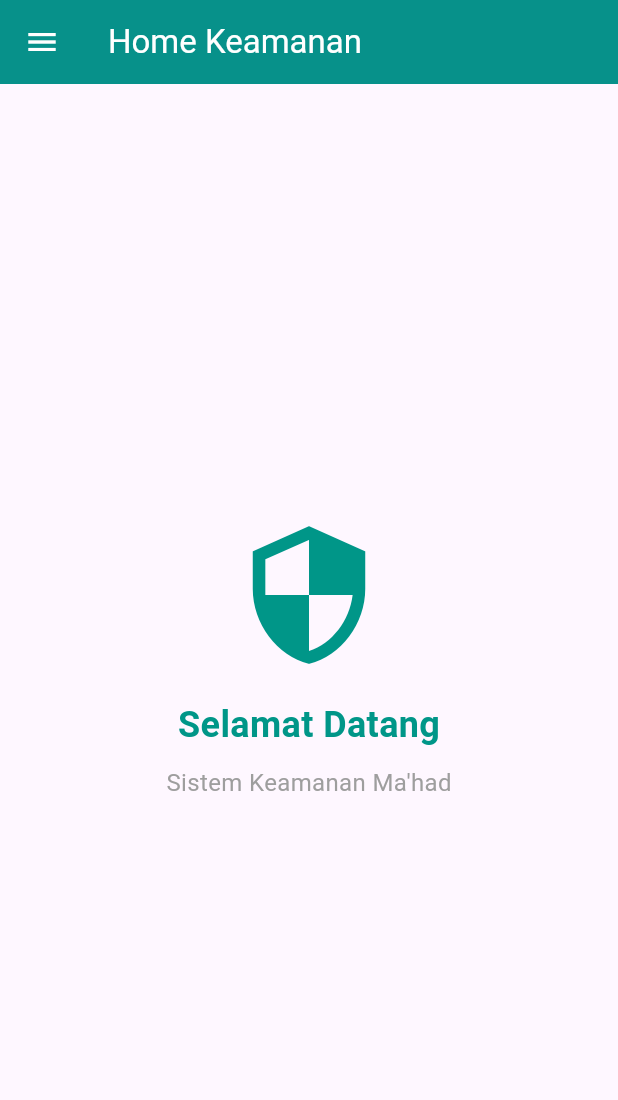
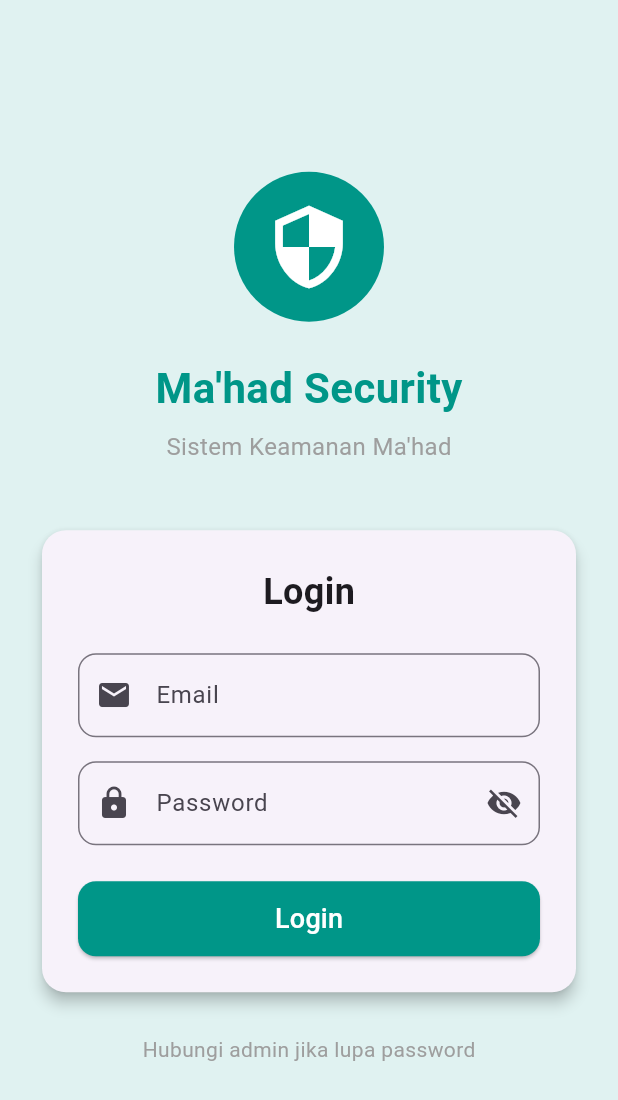
Before and after one commit to mohfarizalsholahuddinghonniuisi23/Ma-had-Security-project, a Flutter app: the screen it shows after launch, on a phone screen of 412 x 824 dp. Shown: the top 1100 px of the screen. Run offline on Flutter 3.47's test engine with Material 3 defaults, Android fonts, the phone set to English and light mode, and no system bars; our stand-ins replace cloud_firestore, firebase_auth, firebase_core; accounts and stored records are empty.

Commit message:
tambah fitur login dan logout dengan integrasi Firebase Auth

```diff
--- a/lib/main.dart
+++ b/lib/main.dart
@@ -1,7 +1,9 @@
 import 'package:flutter/material.dart';
 import 'package:firebase_core/firebase_core.dart';
+import 'package:firebase_auth/firebase_auth.dart';
 import 'package:intl/date_symbol_data_local.dart';
 import 'package:perizinan_santri/Views/HomeKeamanan.dart';
+import 'package:perizinan_santri/screens/login_screen.dart';
 import 'firebase_options.dart';
 
 void main() async {
@@ -30,13 +32,59 @@ class MyApp extends StatelessWidget {
     return MaterialApp(
       title: 'Perizinan Santri',
       theme: ThemeData(
-        primarySwatch: Colors.blue,
+        primarySwatch: Colors.teal,
         useMaterial3: true,
       ),
-      // home: const TestFirestoreScreen(),
-      // debugShowCheckedModeBanner: false,
-      home: const HomeKeamanan(),
       debugShowCheckedModeBanner: false,
+      // Gunakan StreamBuilder untuk cek status login
+      home: const AuthWrapper(),
     );
   }
 }
+
+/// AuthWrapper: Widget yang memutuskan tampilkan Login atau Home
+/// Seperti satpam di pintu yang cek: "Sudah punya kartu akses belum?"
+class AuthWrapper extends StatelessWidget {
+  const AuthWrapper({super.key});
+
+  @override
+  Widget build(BuildContext context) {
+    return StreamBuilder<User?>(
+      // Stream dari Firebase Auth yang memantau status login
+      stream: FirebaseAuth.instance.authStateChanges(),
+      builder: (context, snapshot) {
+        print('');
+        print('═══════════════════════════════════════════════════════════');
+        print('🔍 AUTH WRAPPER: Mengecek status login...');
+        print('═══════════════════════════════════════════════════════════');
+
+        // 1️⃣ Sedang loading (mengecek status)
+        if (snapshot.connectionState == ConnectionState.waiting) {
+          print('⏳ Status: Sedang mengecek...');
+          return const Scaffold(
+            body: Center(
+              child: CircularProgressIndicator(),
+            ),
+          );
+        }
+
+        // 2️⃣ Cek apakah ada user yang login
+        if (snapshot.hasData && snapshot.data != null) {
+          // Ada user yang login!
+          print('✅ Status: USER SUDAH LOGIN');
+          print('👤 Email: ${snapshot.data!.email}');
+          print('🆔 UID: ${snapshot.data!.uid}');
+          print('➡️ Menampilkan: HomeKeamanan');
+          print('═══════════════════════════════════════════════════════════');
+          return const HomeKeamanan();
+        } else {
+          // Tidak ada user yang login
+          print('❌ Status: BELUM LOGIN');
+          print('➡️ Menampilkan: LoginScreen');
+          print('═══════════════════════════════════════════════════════════');
+          return const LoginScreen();
+        }
+      },
+    );
+  }
+}
--- /dev/null
+++ b/lib/screens/login_screen.dart
@@ -0,0 +1,305 @@
+import 'package:flutter/material.dart';
+import '../services/auth_service.dart';
+import '../Views/HomeKeamanan.dart';
+
+class LoginScreen extends StatefulWidget {
+  const LoginScreen({super.key});
+
+  @override
+  State<LoginScreen> createState() => _LoginScreenState();
+}
+
+class _LoginScreenState extends State<LoginScreen> {
+  // ═══════════════════════════════════════════════════════════
+  // 📦 VARIABEL-VARIABEL YANG DIBUTUHKAN
+  // ═══════════════════════════════════════════════════════════
+
+  // Form key untuk validasi
+  final _formKey = GlobalKey<FormState>();
+
+  // Controller untuk mengambil nilai dari TextField
+  final _emailController = TextEditingController();
+  final _passwordController = TextEditingController();
+
+  // Service untuk login
+  final AuthService _authService = AuthService();
+
+  // State untuk UI
+  bool _isLoading = false; // Apakah sedang proses login?
+  bool _obscurePassword = true; // Apakah password disembunyikan?
+  String? _errorMessage; // Pesan error jika ada
+
+  // ═══════════════════════════════════════════════════════════
+  // 🗑️ DISPOSE: Bersihkan memory saat widget dihapus
+  // ═══════════════════════════════════════════════════════════
+  @override
+  void dispose() {
+    _emailController.dispose();
+    _passwordController.dispose();
+    super.dispose();
+  }
+
+  // ═══════════════════════════════════════════════════════════
+  // 🔐 FUNGSI LOGIN
+  // ═══════════════════════════════════════════════════════════
+  Future<void> _login() async {
+    // 1️⃣ Validasi form dulu
+    if (!_formKey.currentState!.validate()) {
+      return; // Stop jika form tidak valid
+    }
+
+    // 2️⃣ Set loading = true (tampilkan loading)
+    setState(() {
+      _isLoading = true;
+      _errorMessage = null;
+    });
+
+    try {
+      // 3️⃣ Panggil AuthService untuk login
+      await _authService.login(
+        email: _emailController.text.trim(),
+        password: _passwordController.text,
+      );
+
+      // 4️⃣ Jika berhasil, pindah ke HomeKeamanan
+      if (mounted) {
+        Navigator.pushReplacement(
+          context,
+          MaterialPageRoute(builder: (context) => const HomeKeamanan()),
+        );
+      }
+    } catch (e) {
+      // 5️⃣ Jika gagal, tampilkan error
+      setState(() {
+        _errorMessage = e.toString().replaceAll('Exception: ', '');
+      });
+    } finally {
+      // 6️⃣ Matikan loading
+      if (mounted) {
+        setState(() {
+          _isLoading = false;
+        });
+      }
+    }
+  }
+
+  // ═══════════════════════════════════════════════════════════
+  // 🎨 BUILD UI
+  // ═══════════════════════════════════════════════════════════
+  @override
+  Widget build(BuildContext context) {
+    return Scaffold(
+      backgroundColor: Colors.teal.shade50,
+      body: SafeArea(
+        child: Center(
+          child: SingleChildScrollView(
+            padding: const EdgeInsets.all(24.0),
+            child: Form(
+              key: _formKey,
+              child: Column(
+                mainAxisAlignment: MainAxisAlignment.center,
+                children: [
+                  // ══════════════════════════════════════════
+                  // 🔒 ICON & JUDUL
+                  // ══════════════════════════════════════════
+                  Container(
+                    padding: const EdgeInsets.all(20),
+                    decoration: BoxDecoration(
+                      color: Colors.teal,
+                      shape: BoxShape.circle,
+                    ),
+                    child: const Icon(
+                      Icons.security,
+                      size: 60,
+                      color: Colors.white,
+                    ),
+                  ),
+                  const SizedBox(height: 24),
+
+                  const Text(
+                    'Ma\'had Security',
+                    style: TextStyle(
+                      fontSize: 28,
+                      fontWeight: FontWeight.bold,
+                      color: Colors.teal,
+                    ),
+                  ),
+                  const SizedBox(height: 8),
+
+                  const Text(
+                    'Sistem Keamanan Ma\'had',
+                    style: TextStyle(
+                      fontSize: 16,
+                      color: Colors.grey,
+                    ),
+                  ),
+                  const SizedBox(height: 40),
+
+                  // ══════════════════════════════════════════
+                  // 📋 CARD FORM LOGIN
+                  // ══════════════════════════════════════════
+                  Card(
+                    elevation: 4,
+                    shape: RoundedRectangleBorder(
+                      borderRadius: BorderRadius.circular(16),
+                    ),
+                    child: Padding(
+                      padding: const EdgeInsets.all(24.0),
+                      child: Column(
+                        children: [
+                          const Text(
+                            'Login',
+                            style: TextStyle(
+                              fontSize: 24,
+                              fontWeight: FontWeight.bold,
+                            ),
+                          ),
+                          const SizedBox(height: 24),
+
+                          // ══════════════════════════════════
+                          // 📧 INPUT EMAIL
+                          // ══════════════════════════════════
+                          TextFormField(
+                            controller: _emailController,
+                            keyboardType: TextInputType.emailAddress,
+                            decoration: InputDecoration(
+                              labelText: 'Email',
+                              prefixIcon: const Icon(Icons.email),
+                              border: OutlineInputBorder(
+                                borderRadius: BorderRadius.circular(12),
+                              ),
+                            ),
+                            validator: (value) {
+                              if (value == null || value.trim().isEmpty) {
+                                return 'Email tidak boleh kosong';
+                              }
+                              // Cek format email sederhana
+                              if (!value.contains('@')) {
+                                return 'Format email tidak valid';
+                              }
+                              return null;
+                            },
+                          ),
+                          const SizedBox(height: 16),
+
+                          // ══════════════════════════════════
+                          // 🔑 INPUT PASSWORD
+                          // ══════════════════════════════════
+                          TextFormField(
+                            controller: _passwordController,
+                            obscureText: _obscurePassword,
+                            decoration: InputDecoration(
+                              labelText: 'Password',
+                              prefixIcon: const Icon(Icons.lock),
+                              border: OutlineInputBorder(
+                                borderRadius: BorderRadius.circular(12),
+                              ),
+                              // Tombol untuk show/hide password
+                              suffixIcon: IconButton(
+                                icon: Icon(
+                                  _obscurePassword
+                                      ? Icons.visibility_off
+                                      : Icons.visibility,
+                                ),
+                                onPressed: () {
+                                  setState(() {
+                                    _obscurePassword = !_obscurePassword;
+                                  });
+                                },
+                              ),
+                            ),
+                            validator: (value) {
+                              if (value == null || value.isEmpty) {
+                                return 'Password tidak boleh kosong';
+                              }
+                              if (value.length < 6) {
+                                return 'Password minimal 6 karakter';
+                              }
+                              return null;
+                            },
+                          ),
+                          const SizedBox(height: 24),
+
+                          // ══════════════════════════════════
+                          // ❌ PESAN ERROR (jika ada)
+                          // ══════════════════════════════════
+                          if (_errorMessage != null)
+                            Container(
+                              width: double.infinity,
+                              padding: const EdgeInsets.all(12),
+                              margin: const EdgeInsets.only(bottom: 16),
+                              decoration: BoxDecoration(
+                                color: Colors.red.shade50,
+                                borderRadius: BorderRadius.circular(8),
+                                border: Border.all(color: Colors.red.shade200),
+                              ),
+                              child: Row(
+                                children: [
+                                  const Icon(Icons.error, color: Colors.red),
+                                  const SizedBox(width: 8),
+                                  Expanded(
+                                    child: Text(
+                                      _errorMessage!,
+                                      style: const TextStyle(color: Colors.red),
+                                    ),
+                                  ),
+                                ],
+                              ),
+                            ),
+
+                          // ══════════════════════════════════
+                          // 🔘 TOMBOL LOGIN
+                          // ══════════════════════════════════
+                          SizedBox(
+                            width: double.infinity,
+                            height: 50,
+                            child: ElevatedButton(
+                              onPressed: _isLoading ? null : _login,
+                              style: ElevatedButton.styleFrom(
+                                backgroundColor: Colors.teal,
+                                foregroundColor: Colors.white,
+                                shape: RoundedRectangleBorder(
+                                  borderRadius: BorderRadius.circular(12),
+                                ),
+                              ),
+                              child: _isLoading
+                                  ? const SizedBox(
+                                      width: 24,
+                                      height: 24,
+                                      child: CircularProgressIndicator(
+                                        strokeWidth: 2,
+                                        color: Colors.white,
+                                      ),
+                                    )
+                                  : const Text(
+                                      'Login',
+                                      style: TextStyle(fontSize: 18),
+                                    ),
+                            ),
+                          ),
+                        ],
+                      ),
+                    ),
+                  ),
+
+                  const SizedBox(height: 24),
+
+                  // ══════════════════════════════════════════
+                  // ℹ️ INFO BANTUAN
+                  // ══════════════════════════════════════════
+                  const Text(
+                    'Hubungi admin jika lupa password',
+                    style: TextStyle(
+                      color: Colors.grey,
+                      fontSize: 14,
+                    ),
+                  ),
+                ],
+              ),
+            ),
+          ),
+        ),
+      ),
+    );
+  }
+}
--- /dev/null
+++ b/lib/services/auth_service.dart
@@ -0,0 +1,142 @@
+import 'package:firebase_auth/firebase_auth.dart';
+
+/// AuthService adalah "Koki" yang mengurus semua hal tentang Login/Logout
+/// Seperti satpam di pintu masuk gedung yang cek siapa yang boleh masuk
+class AuthService {
+  // Koneksi ke Firebase Authentication
+  final FirebaseAuth _auth = FirebaseAuth.instance;
+
+  // ═══════════════════════════════════════════════════════════
+  // 📡 STREAM: Pantau status login secara REALTIME
+  // ═══════════════════════════════════════════════════════════
+  // Seperti CCTV yang selalu memantau siapa yang sedang login
+  // Kalau ada perubahan (login/logout), langsung ketahuan!
+  Stream<User?> get authStateChanges => _auth.authStateChanges();
+
+  // ═══════════════════════════════════════════════════════════
+  // 👤 GET CURRENT USER: Siapa yang sedang login?
+  // ═══════════════════════════════════════════════════════════
+  User? get currentUser => _auth.currentUser;
+
+  // ═══════════════════════════════════════════════════════════
+  // 🔐 LOGIN: Masuk dengan Email & Password
+  // ═══════════════════════════════════════════════════════════
+  Future<UserCredential> login({
+    required String email,
+    required String password,
+  }) async {
+    print('');
+    print('═══════════════════════════════════════════════════════════');
+    print('🔐 AUTH SERVICE: Proses Login');
+    print('═══════════════════════════════════════════════════════════');
+    print('📧 Email: $email');
+    print('🔑 Password: ${'*' * password.length}');
+    print('');
+    print('⏳ Menghubungi Firebase Auth...');
+
+    try {
+      // Minta Firebase untuk cek email & password
+      final credential = await _auth.signInWithEmailAndPassword(
+        email: email,
+        password: password,
+      );
+
+      print('✅ Login berhasil!');
+      print('👤 User ID: ${credential.user?.uid}');
+      print('📧 Email: ${credential.user?.email}');
+      print('═══════════════════════════════════════════════════════════');
+
+      return credential;
+    } on FirebaseAuthException catch (e) {
+      print('❌ Login gagal: ${e.message}');
+      print('═══════════════════════════════════════════════════════════');
+
+      // Terjemahkan pesan error ke Bahasa Indonesia
+      String pesanError;
+      switch (e.code) {
+        case 'user-not-found':
+          pesanError = 'Email tidak terdaftar';
+          break;
+        case 'wrong-password':
+          pesanError = 'Password salah';
+          break;
+        case 'invalid-email':
+          pesanError = 'Format email tidak valid';
+          break;
+        case 'user-disabled':
+          pesanError = 'Akun telah dinonaktifkan';
+          break;
+        case 'invalid-credential':
+          pesanError = 'Email atau password salah';
+          break;
+        default:
+          pesanError = e.message ?? 'Terjadi kesalahan';
+      }
+      throw Exception(pesanError);
+    }
+  }
+
+  // ═══════════════════════════════════════════════════════════
+  // 📝 REGISTER: Daftar Akun Baru
+  // ═══════════════════════════════════════════════════════════
+  Future<UserCredential> register({
+    required String email,
+    required String password,
+  }) async {
+    print('');
+    print('═══════════════════════════════════════════════════════════');
+    print('📝 AUTH SERVICE: Proses Register');
+    print('═══════════════════════════════════════════════════════════');
+    print('📧 Email: $email');
+    print('');
+    print('⏳ Mendaftarkan akun baru...');
+
+    try {
+      final credential = await _auth.createUserWithEmailAndPassword(
+        email: email,
+        password: password,
+      );
+
+      print('✅ Register berhasil!');
+      print('👤 User ID: ${credential.user?.uid}');
+      print('═══════════════════════════════════════════════════════════');
+
+      return credential;
+    } on FirebaseAuthException catch (e) {
+      print('❌ Register gagal: ${e.message}');
+
+      String pesanError;
+      switch (e.code) {
+        case 'weak-password':
+          pesanError = 'Password terlalu lemah (minimal 6 karakter)';
+          break;
+        case 'email-already-in-use':
+          pesanError = 'Email sudah terdaftar';
+          break;
+        case 'invalid-email':
+          pesanError = 'Format email tidak valid';
+          break;
+        default:
+          pesanError = e.message ?? 'Terjadi kesalahan';
+      }
+      throw Exception(pesanError);
+    }
+  }
+
+  // ═══════════════════════════════════════════════════════════
+  // 🚪 LOGOUT: Keluar dari Aplikasi
+  // ═══════════════════════════════════════════════════════════
+  Future<void> logout() async {
+    print('');
+    print('═══════════════════════════════════════════════════════════');
+    print('🚪 AUTH SERVICE: Proses Logout');
+    print('═══════════════════════════════════════════════════════════');
+    print('👤 User: ${_auth.currentUser?.email}');
+    print('⏳ Melakukan logout...');
+
+    await _auth.signOut();
+
+    print('✅ Logout berhasil!');
+    print('═══════════════════════════════════════════════════════════');
+  }
+}
```
Also changed, not shown: lib/Views/HomeKeamanan.dart (+61 -8 lines).
